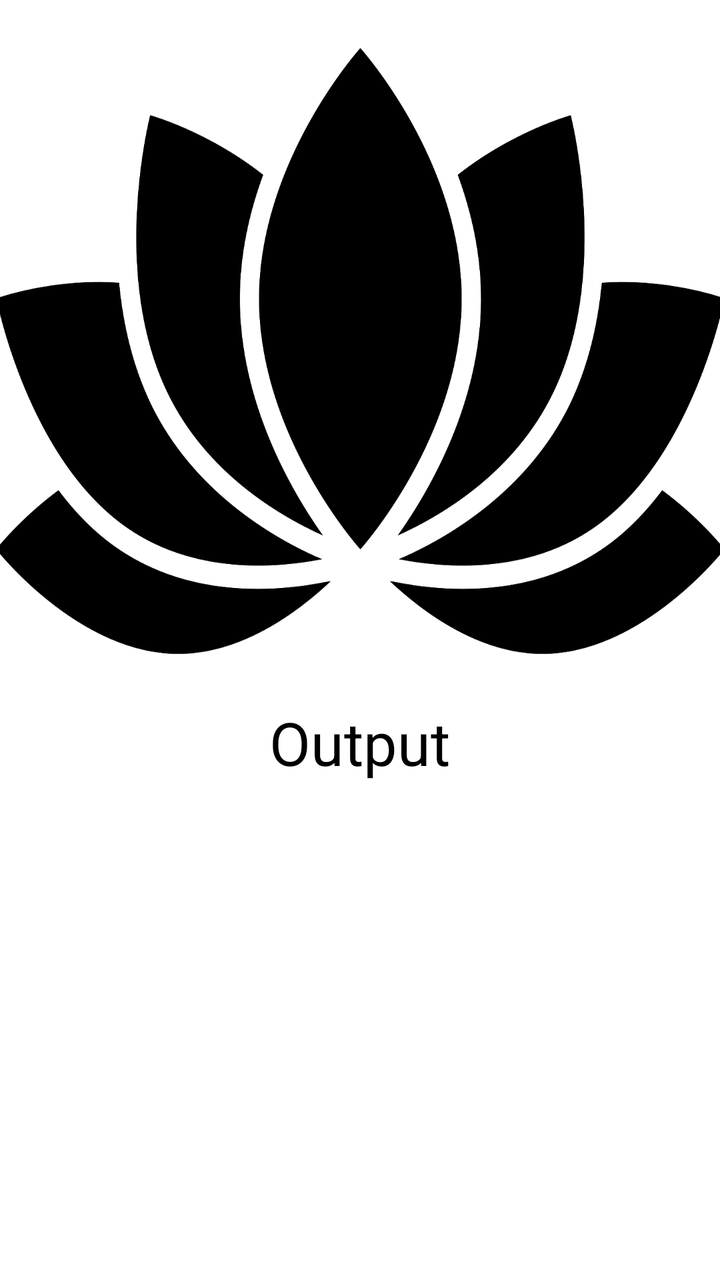
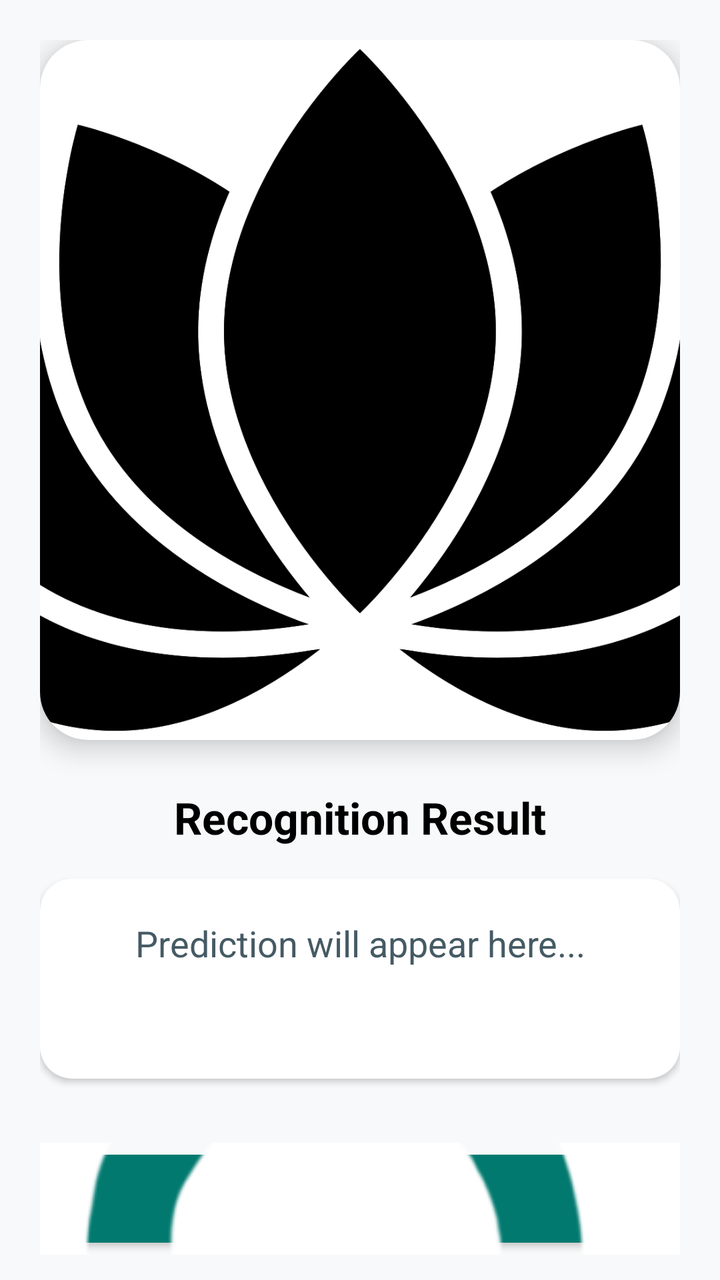

An Android layout rendered at two revisions. The XML below is the earlier revision; the diff shows what the commit changed to produce the second picture.
<!-- AndroidManifest.xml: application theme Theme.MaterialComponents.Light.NoActionBar -->
<!-- res/layout/activity_flowerresult.xml -->
<?xml version="1.0" encoding="utf-8"?>
<androidx.drawerlayout.widget.DrawerLayout
    xmlns:android="http://schemas.android.com/apk/res/android"
    xmlns:app="http://schemas.android.com/apk/res-auto"
    xmlns:tools="http://schemas.android.com/tools"
    android:id="@+id/layout"
    android:layout_width="match_parent"
    android:layout_height="match_parent"
    android:background="@color/white"
    tools:context=".MainActivity">

    <LinearLayout
        android:layout_width="match_parent"
        android:layout_height="match_parent"
        android:orientation="vertical">

        <ImageView
            android:id="@+id/imageView"
            android:layout_width="371dp"
            android:layout_height="311dp"
            android:layout_gravity="center_horizontal"
            android:layout_marginTop="20dp"
            android:background="@drawable/logo2" />

        <TextView
            android:layout_width="wrap_content"
            android:layout_height="wrap_content"
            android:layout_gravity="center_horizontal"
            android:layout_marginTop="20dp"
            android:text="Output"
            android:textColor="@color/black"
            android:textSize="30sp" />

        <TextView
            android:id="@+id/flower_info_textview"
            android:layout_width="365dp"
            android:layout_height="279dp"
            android:layout_gravity="center_horizontal"
            android:layout_marginTop="20dp"
            android:textColor="@color/black"
            android:textSize="30sp" />

        <Button
            android:id="@+id/button"
            android:layout_width="131dp"
            android:layout_height="50dp"
            android:layout_gravity="center_horizontal"
            android:layout_marginTop="20dp"
            android:onClick="TakeImage"
            android:text="Photo"
            android:textColor="@color/white"
            android:textSize="20sp"
            tools:ignore="OnClick" />

        <TextView
            android:id="@+id/textView3"
            android:layout_width="wrap_content"
            android:layout_height="wrap_content"
            android:layout_gravity="center_horizontal"
            android:layout_marginTop="20dp"
            android:text="Click Above To Upload Photo"
            android:textColor="@color/black"
            android:textSize="16sp" />

    </LinearLayout>

    <com.google.android.material.navigation.NavigationView
        android:id="@+id/nav_view"
        android:layout_width="wrap_content"
        android:layout_height="match_parent"
        android:layout_gravity="start"
        app:menu="@menu/menus" />

</androidx.drawerlayout.widget.DrawerLayout>
<!-- resources referenced by this layout -->
<resources>
  <color name="black">#FF000000</color>
  <color name="white">#FFFFFFFF</color>
  <!-- drawable logo2: jpg bitmap (drawable, 55117 bytes) -->
</resources>

<!-- the commit's change to res/layout/activity_flowerresult.xml (unified diff, before → after) -->
@@ -1,74 +1,91 @@
 <?xml version="1.0" encoding="utf-8"?>
-<androidx.drawerlayout.widget.DrawerLayout
-    xmlns:android="http://schemas.android.com/apk/res/android"
+<androidx.coordinatorlayout.widget.CoordinatorLayout xmlns:android="http://schemas.android.com/apk/res/android"
     xmlns:app="http://schemas.android.com/apk/res-auto"
     xmlns:tools="http://schemas.android.com/tools"
-    android:id="@+id/layout"
     android:layout_width="match_parent"
     android:layout_height="match_parent"
-    android:background="@color/white"
-    tools:context=".MainActivity">
+    android:background="#F8F9FA"
+    tools:context=".flowerresult">
 
-    <LinearLayout
+    <androidx.core.widget.NestedScrollView
         android:layout_width="match_parent"
-        android:layout_height="match_parent"
-        android:orientation="vertical">
+        android:layout_height="match_parent">
 
-        <ImageView
-            android:id="@+id/imageView"
-            android:layout_width="371dp"
-            android:layout_height="311dp"
-            android:layout_gravity="center_horizontal"
-            android:layout_marginTop="20dp"
-            android:background="@drawable/logo2" />
+        <LinearLayout
+            android:layout_width="match_parent"
+            android:layout_height="wrap_content"
+            android:gravity="center_horizontal"
+            android:orientation="vertical"
+            android:padding="20dp">
 
-        <TextView
-            android:layout_width="wrap_content"
-            android:layout_height="wrap_content"
-            android:layout_gravity="center_horizontal"
-            android:layout_marginTop="20dp"
-            android:text="Output"
-            android:textColor="@color/black"
-            android:textSize="30sp" />
+            <androidx.cardview.widget.CardView
+                android:layout_width="match_parent"
+                android:layout_height="350dp"
+                app:cardCornerRadius="24dp"
+                app:cardElevation="8dp">
 
-        <TextView
-            android:id="@+id/flower_info_textview"
-            android:layout_width="365dp"
-            android:layout_height="279dp"
-            android:layout_gravity="center_horizontal"
-            android:layout_marginTop="20dp"
-            android:textColor="@color/black"
-            android:textSize="30sp" />
+                <ImageView
+                    android:id="@+id/imageView"
+                    android:layout_width="match_parent"
+                    android:layout_height="match_parent"
+                    android:scaleType="centerCrop"
+                    android:src="@drawable/logo2" />
+            </androidx.cardview.widget.CardView>
 
-        <Button
-            android:id="@+id/button"
-            android:layout_width="131dp"
-            android:layout_height="50dp"
-            android:layout_gravity="center_horizontal"
-            android:layout_marginTop="20dp"
-            android:onClick="TakeImage"
-            android:text="Photo"
-            android:textColor="@color/white"
-            android:textSize="20sp"
-            tools:ignore="OnClick" />
+            <TextView
+                android:layout_width="wrap_content"
+                android:layout_height="wrap_content"
+                android:layout_marginTop="24dp"
+                android:text="Recognition Result"
+                android:textColor="@color/black"
+                android:textSize="22sp"
+                android:textStyle="bold" />
 
-        <TextView
-            android:id="@+id/textView3"
-            android:layout_width="wrap_content"
-            android:layout_height="wrap_content"
-            android:layout_gravity="center_horizontal"
-            android:layout_marginTop="20dp"
-            android:text="Click Above To Upload Photo"
-            android:textColor="@color/black"
-            android:textSize="16sp" />
+            <androidx.cardview.widget.CardView
+                android:layout_width="match_parent"
+                android:layout_height="wrap_content"
+                android:layout_marginTop="16dp"
+                app:cardBackgroundColor="@color/white"
+                app:cardCornerRadius="16dp"
+                app:cardElevation="2dp">
 
-    </LinearLayout>
+                <TextView
+                    android:id="@+id/flower_info_textview"
+                    android:layout_width="match_parent"
+                    android:layout_height="wrap_content"
+                    android:minHeight="100dp"
+                    android:padding="20dp"
+                    android:text="Prediction will appear here..."
+                    android:textAlignment="center"
+                    android:textColor="#455A64"
+                    android:textSize="18sp" />
+            </androidx.cardview.widget.CardView>
 
-    <com.google.android.material.navigation.NavigationView
-        android:id="@+id/nav_view"
-        android:layout_width="wrap_content"
-        android:layout_height="match_parent"
-        android:layout_gravity="start"
-        app:menu="@menu/menus" />
+            <com.google.android.material.button.MaterialButton
+                android:id="@+id/button"
+                android:layout_width="match_parent"
+                android:layout_height="56dp"
+                android:layout_marginTop="32dp"
+                android:text="Upload or Take Photo"
+                android:textAllCaps="false"
+                android:textSize="18sp"
+                app:backgroundTint="@color/btn"
+                app:cornerRadius="12dp"
+                app:icon="@drawable/camera1"
+                app:iconGravity="textStart"
+                app:iconPadding="12dp" />
 
-</androidx.drawerlayout.widget.DrawerLayout>
+            <TextView
+                android:id="@+id/textView3"
+                android:layout_width="wrap_content"
+                android:layout_height="wrap_content"
+                android:layout_marginTop="16dp"
+                android:layout_marginBottom="40dp"
+                android:text="Tap above to identify a flower"
+                android:textColor="#78909C"
+                android:textSize="14sp" />
+
+        </LinearLayout>
+    </androidx.core.widget.NestedScrollView>
+
+</androidx.coordinatorlayout.widget.CoordinatorLayout>
<!-- resource entries referenced after the edit -->
@@ -1,7 +1,9 @@
 <!-- resources referenced by this layout -->
 <resources>
   <color name="black">#FF000000</color>
+  <color name="btn">#01796F</color>
   <color name="white">#FFFFFFFF</color>
+  <!-- drawable camera1: png bitmap (drawable, 54307 bytes) -->
   <!-- drawable logo2: jpg bitmap (drawable, 55117 bytes) -->
 </resources>
 
